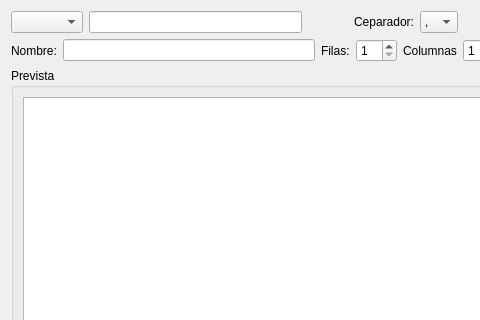
Old version of the form Gamma/importar.ui in the repository enrique76/Gamma; both pictures show x 0 to 480 and y 0 to 320 of the 1008 by 706 pixel window.
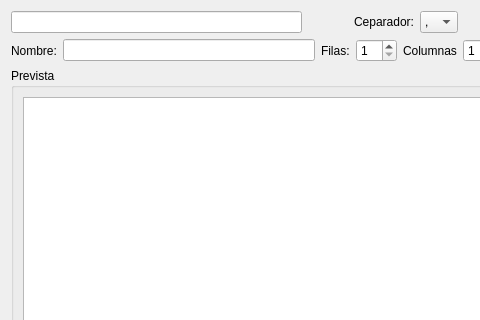
New version of the form. Icons and pictures are not drawn.

The edit to the form file:
```diff
--- a/Gamma/importar.ui
+++ b/Gamma/importar.ui
@@ -24,9 +24,6 @@
       <layout class="QHBoxLayout" name="horizontalLayout_9">
        <item>
         <layout class="QHBoxLayout" name="horizontalLayout">
-         <item>
-          <widget class="QComboBox" name="matrices"/>
-         </item>
          <item>
           <widget class="QLineEdit" name="ruta"/>
          </item>
```
Left out of the diff: 4 changed lines with no effect on the pictures.
